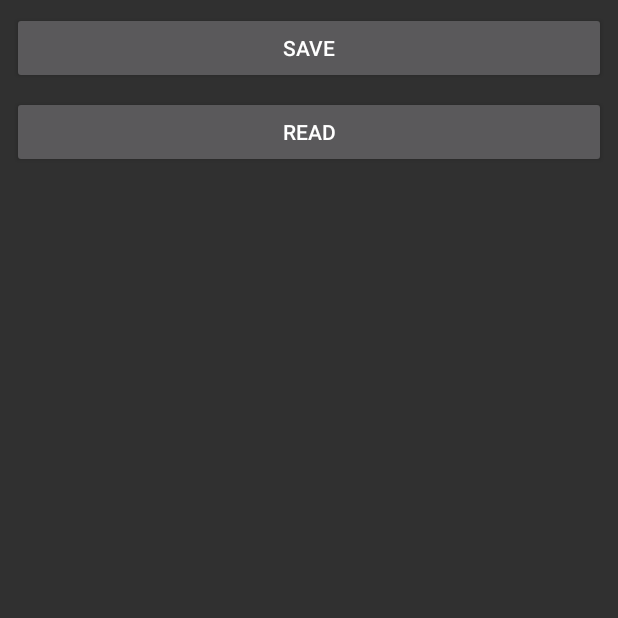
After one commit to fylder/Book, an Android app: the UserActivity screen opened directly, with no data from a screen before it, on a phone screen of 412 x 824 dp, the top half of it. The commit adds this screen. Run offline under Robolectric (Android 15) with nearby library versions, the phone set to English and light mode, and no system bars; libraries missing offline, so code that uses them is left out: com.alibaba.android, com.orhanobut.logger, com.tbruyelle.rxpermissions2; pictures from the network do not load.

Commit message:
update something

```diff
--- a/app/src/main/java/fylder/book/demo/MainActivity.kt
+++ b/app/src/main/java/fylder/book/demo/MainActivity.kt
@@ -17,6 +17,9 @@ class MainActivity : AppCompatActivity() {
         button.setOnClickListener {
             ARouter.getInstance().build(RouterConfig.APP_BOOK).navigation(this)
         }
+        main_user.setOnClickListener {
+            ARouter.getInstance().build(RouterConfig.USER_USER).navigation(this)
+        }
     }
 
 }
--- a/build.gradle
+++ b/build.gradle
@@ -1,7 +1,7 @@
 // Top-level build file where you can add configuration options common to all sub-projects/modules.
 
 buildscript {
-    ext.kotlin_version = '1.3.21'
+    ext.kotlin_version = '1.3.50'
 
     repositories {
         google()
@@ -9,7 +9,7 @@ buildscript {
         maven { url 'https://jitpack.io' }
     }
     dependencies {
-        classpath 'com.android.tools.build:gradle:3.3.2'
+        classpath 'com.android.tools.build:gradle:3.5.0'
         classpath "org.jetbrains.kotlin:kotlin-gradle-plugin:$kotlin_version"
         classpath "com.jakewharton:butterknife-gradle-plugin:10.1.0"
         classpath 'org.greenrobot:greendao-gradle-plugin:3.2.2'
--- a/component/user/build.gradle
+++ b/component/user/build.gradle
@@ -37,5 +37,6 @@ dependencies {
     implementation fileTree(dir: 'libs', include: ['*.jar'])
     implementation "org.jetbrains.kotlin:kotlin-stdlib-jdk7:$kotlin_version"
 
+    implementation 'com.android.support.constraint:constraint-layout:1.1.3'
     kapt rootProject.ext.dependencies["arouter_compiler"]
 }
--- a/component/user/src/main/AndroidManifest.xml
+++ b/component/user/src/main/AndroidManifest.xml
@@ -3,6 +3,8 @@
           package="fylder.book.user">
 
     <application>
+        <activity android:name=".UserActivity">
+        </activity>
         <activity android:name=".LoginActivity">
         </activity>
     </application>
--- /dev/null
+++ b/component/user/src/main/res/layout/activity_user.xml
@@ -0,0 +1,42 @@
+<?xml version="1.0" encoding="utf-8"?>
+<android.support.constraint.ConstraintLayout xmlns:android="http://schemas.android.com/apk/res/android"
+    xmlns:app="http://schemas.android.com/apk/res-auto"
+    xmlns:tools="http://schemas.android.com/tools"
+    android:layout_width="match_parent"
+    android:layout_height="match_parent"
+    tools:context=".UserActivity">
+
+
+    <Button
+        android:id="@+id/user_save"
+        android:layout_width="match_parent"
+        android:layout_height="wrap_content"
+        android:layout_marginStart="8dp"
+        android:layout_marginTop="8dp"
+        android:layout_marginEnd="8dp"
+        android:text="save"
+        app:layout_constraintEnd_toEndOf="parent"
+        app:layout_constraintStart_toStartOf="parent"
+        app:layout_constraintTop_toTopOf="parent" />
+
+    <Button
+        android:id="@+id/user_read"
+        android:layout_width="match_parent"
+        android:layout_height="wrap_content"
+        android:layout_marginStart="8dp"
+        android:layout_marginTop="8dp"
+        android:layout_marginEnd="8dp"
+        android:text="read"
+        app:layout_constraintEnd_toEndOf="parent"
+        app:layout_constraintStart_toStartOf="parent"
+        app:layout_constraintTop_toBottomOf="@+id/user_save" />
+
+    <ImageView
+        android:id="@+id/user_img"
+        android:layout_width="match_parent"
+        android:layout_height="300dp"
+        android:layout_marginTop="88dp"
+        app:layout_constraintEnd_toEndOf="parent"
+        app:layout_constraintStart_toStartOf="parent"
+        app:layout_constraintTop_toBottomOf="@+id/user_read" />
+</android.support.constraint.ConstraintLayout>
--- a/config.gradle
+++ b/config.gradle
@@ -15,7 +15,7 @@ ext {
             constraintLayout        : "1.1.3",
             retrofitSdkVersion      : "2.5.0",
             dagger2SdkVersion       : "2.21",
-            glideSdkVersion         : "4.8.0",
+            glideSdkVersion         : "4.9.0",
             butterknifeSdkVersion   : "8.8.1",
             rxlifecycleSdkVersion   : "1.0",
             rxjavaVersion           : "2.2.7",
--- a/lib/libapp/build.gradle
+++ b/lib/libapp/build.gradle
@@ -54,6 +54,7 @@ dependencies {
     api rootProject.ext.dependencies["rxlifecycle2_components"]
     api rootProject.ext.dependencies["rxlifecycle2_android_lifecycle"]
     api rootProject.ext.dependencies["rxpermissions2"]
+    api rootProject.ext.dependencies["glide"]
     //http
     api rootProject.ext.dependencies["retrofit"]
     api rootProject.ext.dependencies["retrofit_converter_gson"]
@@ -62,7 +63,6 @@ dependencies {
     implementation rootProject.ext.dependencies["logging_interceptor"]
     //dagger
     api rootProject.ext.dependencies["dagger2"]
-    api 'com.android.support.constraint:constraint-layout:1.1.3'
     kapt rootProject.ext.dependencies["dagger2-compiler"]
     implementation rootProject.ext.dependencies["greendao"]
     api rootProject.ext.dependencies["logger"]
--- a/lib/libapp/src/main/java/fylder/book/lib/base/BaseActivity.kt
+++ b/lib/libapp/src/main/java/fylder/book/lib/base/BaseActivity.kt
@@ -69,7 +69,9 @@ abstract class BaseActivity<P : BasePresenter<out BaseView>> : RxAppCompatActivi
 
     override fun onDestroy() {
         super.onDestroy()
-        mPresenter.detachView()
+        if (mPresenter != null) {
+            mPresenter.detachView()
+        }
     }
 
     fun baseShowLoading() {
--- a/lib/libapp/src/main/java/fylder/book/lib/config/router/RouterConfig.kt
+++ b/lib/libapp/src/main/java/fylder/book/lib/config/router/RouterConfig.kt
@@ -24,5 +24,6 @@ object RouterConfig {
 
     //user
     const val USER_LOGIN = "/$GROUP_USER/login"
+    const val USER_USER = "/$GROUP_USER/user"
 
 }
--- /dev/null
+++ b/lib/libapp/src/main/res/drawable/ic_icecream.xml
@@ -0,0 +1,53 @@
+<vector android:height="24dp" android:viewportHeight="1024"
+    android:viewportWidth="1024" android:width="24dp" xmlns:android="http://schemas.android.com/apk/res/android">
+    <path android:fillColor="#FFFFFF" android:pathData="M775.3,327c0,27.3 -9.5,52.3 -25.4,71.9l-24.6,-24.6 -25,25h-77.9c-0.9,-14.7 -6.8,-28 -16,-38.3 47.3,-31.4 78.9,-84.9 79.8,-145.8 51,11.5 89.1,57.2 89.1,111.8z"/>
+    <path android:fillColor="#FFFFFF" android:pathData="M725.2,374.3l24.6,24.6c-9.1,11.2 -20.1,20.7 -32.8,27.9l9.2,-27.5h-26l25,-25z"/>
+    <path android:fillColor="#FFFFFF" android:pathData="M726.2,399.2l-9.2,27.5c-16.7,9.4 -35.9,14.8 -56.4,14.8h-2.7l42.3,-42.3h26z"/>
+    <path android:fillColor="#1076BB" android:pathData="M717,426.7l-21,63.2 -43.2,-43.2 5.3,-5.3h2.7c20.4,0.1 39.7,-5.2 56.2,-14.7z"/>
+    <path android:fillColor="#FFFFFF" android:pathData="M700.2,399.2l-42.3,42.2c-3.8,-0.1 -7.6,-0.3 -11.2,-0.8l-25.4,-25.4c0.8,-3.9 1.1,-7.8 1.1,-12 0,-1.3 -0.1,-2.7 -0.1,-4h77.9z"/>
+    <path android:fillColor="#88D6F7" android:pathData="M652.8,446.7l43.2,43.2 -29.4,87.8 -13.8,13.9 -72.5,-72.5z"/>
+    <path android:fillColor="#FFFFFF" android:pathData="M686.1,212.3v2.8c-8.2,-1.8 -16.7,-2.8 -25.4,-2.8 -27.3,0 -52.4,9.5 -71.9,25.4l-8.4,-8.4 -72.5,72.5 -96.6,-96.6 -14.7,14.8c-12.9,-5 -26.7,-7.7 -41.4,-7.7 -8.7,0 -17.2,1 -25.4,2.9v-2.9C329.8,113.8 409.5,34 508,34c98.4,0 178.1,79.8 178.1,178.3z"/>
+    <path android:fillColor="#FFFFFF" android:pathData="M660.7,212.3c8.7,0 17.2,1 25.4,2.8 -0.9,60.9 -32.4,114.4 -79.8,145.8 -2,-2.2 -4.1,-4.4 -6.5,-6.3l52.9,-52.9 -64,-64c19.7,-15.9 44.7,-25.4 72,-25.4z"/>
+    <path android:fillColor="#88D6F7" android:pathData="M652.8,591.6l6.8,6.8 -36.2,108.7 -43.1,-43.1z"/>
+    <path android:fillColor="#1076BB" android:pathData="M646.8,440.7l6,6 -72.4,72.4 -72.4,-72.4 2.3,-2.3c11.6,13.9 29.1,22.6 48.6,22.6 24.7,0 46.2,-14.1 56.6,-34.7 9.8,4.1 20.3,7 31.3,8.4z"/>
+    <path android:fillColor="#88D6F7" android:pathData="M507.87,591.54l72.41,-72.41 72.41,72.41 -72.41,72.41z"/>
+    <path android:fillColor="#FFFFFF" android:pathData="M652.8,301.8l-52.9,52.9c-11.1,-9.4 -25.4,-15.1 -41.1,-15.1 -4,0 -8.1,0.3 -11.9,1.1 -0.6,-4.6 -0.9,-9.2 -0.9,-13.9 0,-36 16.6,-68.1 42.6,-89.2l64.2,64.2zM621.4,415.3l25.4,25.4c-11,-1.3 -21.5,-4.3 -31.2,-8.4 2.6,-5.3 4.6,-11 5.8,-17z"/>
+    <path android:fillColor="#88D6F7" android:pathData="M580.3,664l43.1,43.1 -6.3,18.9 -23.2,69.3 -13.6,13.5 -72.4,-72.4z"/>
+    <path android:fillColor="#FFFFFF" android:pathData="M622.4,399.2c0.1,1.3 0.1,2.7 0.1,4 0,4 -0.4,8.1 -1.1,12l-16,-16h17zM622.4,399.2h-17L581.1,375c8.8,-4 17.2,-8.6 25.3,-14 9.1,10.3 15.1,23.6 16,38.2z"/>
+    <path android:fillColor="#FFFFFF" android:pathData="M605.4,399.2l16,16c-1.1,6 -3.1,11.7 -5.8,17 -17.1,-7.4 -32.1,-18.8 -43.6,-33h33.4zM599.9,354.7c2.3,1.9 4.5,4 6.5,6.3 -8.1,5.4 -16.4,10 -25.3,14l-0.7,-0.7 19.5,-19.6z"/>
+    <path android:fillColor="#FFFFFF" android:pathData="M615.5,432.3C605,452.9 583.6,467 558.9,467c-19.5,0 -36.9,-8.7 -48.6,-22.6l45.1,-45.1h16.3c11.7,14.2 26.7,25.6 43.8,33zM605.4,399.2h-33.6c-2.5,-3 -4.8,-6.3 -6.9,-9.5l13.7,-13.7c0.8,-0.3 1.7,-0.8 2.5,-1.1l24.3,24.3zM599.9,354.7l-19.6,19.6 -33.3,-33.5v-0.1c3.8,-0.8 7.8,-1.1 11.9,-1.1 15.6,0 29.9,5.7 41,15.1z"/>
+    <path android:fillColor="#FFFFFF" android:pathData="M580.3,229.4l8.4,8.4c-26,21 -42.6,53.2 -42.6,89.2 0,4.7 0.3,9.3 0.9,13.9h-0.1L508,301.8l72.3,-72.4z"/>
+    <path android:fillColor="#88D6F7" android:pathData="M580.3,808.8l6.8,6.8 -36.2,108.7 -43,-43z"/>
+    <path android:fillColor="#FFFFFF" android:pathData="M546.9,340.8l33.3,33.5 -1.8,1.8c-5.8,2.6 -11.9,4.7 -18,6.6 -7,-12.7 -11.7,-26.9 -13.5,-41.9z"/>
+    <path android:fillColor="#88D6F7" android:pathData="M507.9,446.7l72.4,72.4 -72.4,72.5 -72.4,-72.5zM435.4,664.02l72.41,-72.41 72.41,72.41 -72.41,72.41zM507.9,736.4l72.4,72.4 -72.4,72.5 -72.4,-72.5z"/>
+    <path android:fillColor="#FFFFFF" android:pathData="M578.6,376L565,389.6c-1.6,-2.2 -2.9,-4.6 -4.3,-7 6.1,-1.8 12,-4.1 17.9,-6.6zM571.8,399.2h-16.4l9.5,-9.5c2.1,3.3 4.4,6.5 6.9,9.5zM564.8,389.7l-9.5,9.5h-34.9c-0.2,-3.1 -0.6,-6 -1.2,-9.1 14.3,-0.9 28.1,-3.5 41.3,-7.5 1.4,2.4 2.8,4.8 4.3,7.1zM555.3,399.2l-45.1,45.1c-0.8,-0.9 -1.6,-1.9 -2.3,-2.9 7.9,-10.6 12.8,-23.8 12.8,-38.2 0,-1.3 -0.1,-2.7 -0.1,-4h34.7z"/>
+    <path android:fillColor="#88D6F7" android:pathData="M507.9,881.3l43,43 -14.2,42.4c-9.2,27.6 -48.3,27.6 -57.6,0l-14.2,-42.4 43,-43z"/>
+    <path android:fillColor="#FFFFFF" android:pathData="M546.9,340.8c1.8,15 6.5,29.2 13.7,41.8 -13.2,4 -27,6.6 -41.3,7.5 -1.9,-9.3 -5.9,-17.8 -11.4,-25.1 9.4,-12.3 23.2,-21.3 39,-24.2z"/>
+    <path android:fillColor="#FFFFFF" android:pathData="M507.9,301.8l38.9,38.9c-15.9,3 -29.7,11.9 -38.9,24.3 -9.3,-12.4 -23.2,-21.4 -38.9,-24.3l38.9,-38.9zM520.5,399.2c0.1,1.3 0.1,2.7 0.1,4 0,14.3 -4.7,27.5 -12.8,38.2 -7.9,-10.6 -12.8,-23.8 -12.8,-38.2 0,-1.3 0.1,-2.7 0.1,-4h25.4zM520.5,399.2h-25.2c0.2,-3.1 0.6,-6 1.2,-9.1a216.86,216.86 0,0 0,22.8 0c0.6,3 1,6 1.2,9.1z"/>
+    <path android:fillColor="#FFFFFF" android:pathData="M519.3,390.2a216.86,216.86 0,0 1,-22.8 0c1.9,-9.3 5.9,-17.8 11.4,-25.1 5.5,7.3 9.5,15.8 11.4,25.1zM411.3,205.2l96.6,96.6 -38.9,38.9h-0.1c0.6,-4.6 0.9,-9.2 0.9,-13.9 0,-48.7 -30.3,-90.3 -73.2,-106.9l14.7,-14.7z"/>
+    <path android:fillColor="#1076BB" android:pathData="M505.7,444.3l2.2,2.3 -72.4,72.4 -72.4,-72.4 6,-6c11,-1.3 21.5,-4.3 31.2,-8.4 10.5,20.6 31.9,34.7 56.6,34.7 19.6,0 37,-8.7 48.8,-22.6z"/>
+    <path android:fillColor="#88D6F7" android:pathData="M435.5,519.1l72.4,72.5 -72.4,72.4 -72.5,-72.5zM507.9,736.4l-72.4,72.4 -13.7,-13.5 -23,-69.3 -6.4,-18.9 43.1,-43.1zM507.9,881.3l-43,43 -36.2,-108.7 6.8,-6.8z"/>
+    <path android:fillColor="#FFFFFF" android:pathData="M507.9,441.5c-0.8,1 -1.5,1.9 -2.2,2.9l-45.1,-45.1h34.8c-0.1,1.3 -0.1,2.7 -0.1,4 -0.2,14.3 4.6,27.6 12.6,38.2z"/>
+    <path android:fillColor="#FFFFFF" android:pathData="M460.5,399.2l45.1,45.1c-11.6,13.9 -29.1,22.6 -48.7,22.6 -24.7,0 -46.2,-14.1 -56.6,-34.7 17.1,-7.4 32.1,-18.8 43.6,-33h16.6zM469,340.7c15.9,3 29.7,11.9 38.9,24.3 -5.5,7.3 -9.4,15.8 -11.4,25.1 -14.3,-0.9 -28.1,-3.5 -41.3,-7.5 7.2,-12.6 11.9,-26.8 13.8,-41.9z"/>
+    <path android:fillColor="#FFFFFF" android:pathData="M496.5,390.2c-0.7,2.9 -1,5.9 -1.2,9.1h-34.8l-9.5,-9.5c1.5,-2.2 2.9,-4.6 4.3,-7 13.1,3.9 27,6.5 41.2,7.4zM469.7,327c0,4.7 -0.3,9.3 -0.9,13.9 -3.8,-0.8 -7.8,-1.1 -11.9,-1.1 -15.7,0 -30,5.7 -41.1,15L344.2,283c-1.1,-2.5 -2.1,-5 -3,-7.5l55.4,-55.4c42.7,16.6 73.1,58.1 73.1,106.9z"/>
+    <path android:fillColor="#FFFFFF" android:pathData="M468.8,340.7c0,0.1 0,0.1 0,0l-33.3,33.5 -19.6,-19.6c11.1,-9.4 25.4,-15 41.1,-15 4,0 8,0.5 11.8,1.1zM435.5,374.2l33.3,-33.3c-1.8,15 -6.5,29.1 -13.7,41.8 -6.2,-1.9 -12.1,-4.1 -18,-6.6l-1.6,-1.9zM460.5,399.2H444c2.5,-3 4.8,-6.3 6.9,-9.5l9.6,9.5z"/>
+    <path android:fillColor="#FFFFFF" android:pathData="M455.3,382.7c-1.3,2.3 -2.8,4.7 -4.3,7L437.3,376c5.8,2.5 11.8,4.8 18,6.7z"/>
+    <path android:fillColor="#FFFFFF" android:pathData="M437.3,376l13.7,13.7c-2.1,3.2 -4.5,6.5 -6.9,9.5h-33.5l24.3,-24.3c0.7,0.4 1.5,0.7 2.4,1.1zM410.5,399.2H444c-11.6,14.2 -26.5,25.6 -43.6,33 -2.8,-5.3 -4.7,-11 -5.8,-17l15.9,-16z"/>
+    <path android:fillColor="#FFFFFF" android:pathData="M435.5,374.2l-0.7,0.8c-8.8,-4 -17.2,-8.7 -25.3,-14 2,-2.2 4.1,-4.4 6.5,-6.3l19.5,19.5z"/>
+    <path android:fillColor="#88D6F7" android:pathData="M435.5,519.1L363,591.5l-13.8,-13.8 -29.3,-87.8 43.1,-43.2zM435.5,664l-43.1,43.1 -36.2,-108.7 6.8,-6.9z"/>
+    <path android:fillColor="#FFFFFF" android:pathData="M434.7,375l-24.3,24.3h-17c0.9,-14.7 6.8,-28 16,-38.3 8.1,5.2 16.6,9.9 25.3,14zM344.2,283l71.7,71.7c-2.2,1.9 -4.5,4 -6.5,6.3 -28.5,-19 -51.4,-46.1 -65.2,-78z"/>
+    <path android:fillColor="#FFFFFF" android:pathData="M410.5,399.2l-16,16c-0.8,-3.9 -1.1,-7.8 -1.1,-12 0,-1.3 0.1,-2.7 0.1,-4h17zM396.6,220l-55.4,55.4c-7,-18.8 -11.1,-39.1 -11.4,-60.2 8.2,-1.9 16.7,-2.9 25.4,-2.9 14.5,0 28.5,2.8 41.4,7.7zM394.4,415.3c1.1,6 3.1,11.7 5.8,17 -9.7,4.1 -20.3,7 -31.2,8.4l25.4,-25.4z"/>
+    <path android:fillColor="#FFFFFF" android:pathData="M394.4,415.3L369,440.7c-3.7,0.4 -7.4,0.8 -11.2,0.8l-42.3,-42.3h77.9c-0.1,1.3 -0.1,2.7 -0.1,4 0,4.2 0.5,8.1 1.1,12.1z"/>
+    <path android:fillColor="#FFFFFF" android:pathData="M409.4,361c-9.2,10.3 -15.1,23.6 -16,38.3h-77.9l-49.1,-49.1 -18.2,18.2c-5,-12.9 -7.7,-26.7 -7.7,-41.4 0,-54.6 38.2,-100.1 89.2,-111.8 0.3,21.1 4.4,41.5 11.4,60.2l-2.2,2.2 5.3,5.3c13.8,32 36.7,59.1 65.2,78.1z"/>
+    <path android:fillColor="#1076BB" android:pathData="M363,446.7l-43.2,43.2 -21,-63.2c16.7,9.4 35.9,14.8 56.4,14.8h2.8l5,5.2z"/>
+    <path android:fillColor="#FFFFFF" android:pathData="M357.8,441.4H355c-20.5,0 -39.7,-5.4 -56.4,-14.8l-9.2,-27.4h26.1l42.3,42.2zM344.2,283l-5.3,-5.3 2.2,-2.2c1,2.5 2,5 3.1,7.5z"/>
+    <path android:fillColor="#FFFFFF" android:pathData="M315.7,399.2h-26.1l9.2,27.4c-22.9,-13 -41,-33.6 -50.5,-58.4l18.2,-18.2 49.2,49.2z"/>
+    <path android:fillColor="#1076BB" android:pathData="M329.6,220.8c-3.1,0 -5.6,-2.5 -5.6,-5.6v-2.9c0,-101.4 82.5,-183.8 183.8,-183.8S691.6,111 691.6,212.3v2.8c0,3.1 -2.5,5.6 -5.6,5.6 -3.1,0 -5.6,-2.5 -5.6,-5.6v-2.8c0,-95.2 -77.5,-172.7 -172.7,-172.7 -95.2,0 -172.7,77.5 -172.7,172.7v2.9c0.2,3.1 -2.3,5.6 -5.4,5.6z"/>
+    <path android:fillColor="#1076BB" android:pathData="M358,447h-2.8c-20.7,0 -41.2,-5.4 -59.1,-15.5 -24.3,-13.7 -43.1,-35.5 -52.9,-61.3 -5.4,-13.7 -8.1,-28.3 -8.1,-43.4 0,-27.4 9.5,-54.3 26.7,-75.5 16.9,-20.9 40.7,-35.7 66.8,-41.7 3,-0.7 6,1.2 6.7,4.2 0.7,3 -1.2,6 -4.2,6.7 -23.7,5.4 -45.2,18.8 -60.6,37.8 -15.8,19.6 -24.2,43.3 -24.2,68.5 0,13.7 2.5,26.9 7.3,39.4 9,23.4 26,43.1 48,55.6 16.3,9.2 34.8,14 53.6,14h2.8c3.9,0 7.7,-0.4 10.5,-0.7 10.2,-1.2 20.2,-3.9 29.7,-8 2.8,-1.2 6.1,0.1 7.3,3 1.2,2.8 -0.1,6.1 -3,7.3 -10.5,4.5 -21.5,7.4 -32.7,8.8 -3.1,0.4 -7.4,0.8 -11.8,0.8zM660.7,447.1H657.8c-4.5,-0.1 -8.3,-0.4 -11.7,-0.8 -11.2,-1.4 -22.2,-4.3 -32.7,-8.8 -2.8,-1.2 -4.2,-4.5 -3,-7.3 1.2,-2.8 4.5,-4.2 7.3,-3 9.5,4.1 19.5,6.7 29.7,8 3,0.4 6.5,0.6 10.6,0.7h2.6c18.8,0 37.3,-4.9 53.6,-14 11.9,-6.7 22.4,-15.7 31.2,-26.5 15.8,-19.6 24.2,-43.2 24.2,-68.4 0,-24.9 -8.6,-49.2 -24.2,-68.5 -15.4,-19 -36.9,-32.4 -60.6,-37.8 -3,-0.7 -4.9,-3.7 -4.2,-6.7 0.7,-3 3.7,-4.9 6.7,-4.2 26.1,5.9 49.9,20.7 66.8,41.7 17.2,21.3 26.7,48.1 26.7,75.6 0,27.8 -9.2,53.9 -26.6,75.5 -9.7,11.9 -21.2,21.8 -34.4,29.2 -17.9,10 -38.3,15.3 -59.1,15.3z"/>
+    <path android:fillColor="#1076BB" android:pathData="M457,472.7c-26.2,0 -49.8,-14.5 -61.6,-37.8 -1.4,-2.8 -0.3,-6.1 2.5,-7.5 2.8,-1.4 6.1,-0.3 7.5,2.5 9.9,19.5 29.6,31.6 51.6,31.6 17.2,0 33.3,-7.5 44.3,-20.5 0.4,-0.5 0.7,-0.9 1,-1.3 0.4,-0.5 0.7,-1 1.1,-1.5 1.9,-2.4 5.4,-2.9 7.9,-1 2.4,1.9 2.9,5.4 1,7.9 -0.4,0.5 -0.7,0.9 -1.1,1.4L510,448c0,0.1 -0.1,0.1 -0.1,0.2 -13.1,15.5 -32.4,24.5 -52.9,24.5z"/>
+    <path android:fillColor="#1076BB" android:pathData="M558.9,472.5c-20.5,0 -39.7,-9 -52.8,-24.6 -0.9,-1 -1.7,-2.1 -2.5,-3.1 -1.9,-2.4 -1.5,-6 1,-7.9 2.4,-1.9 6,-1.5 7.8,1 0.8,1 1.5,1.9 2.1,2.7l0.1,0.1c11,13.1 27.1,20.6 44.3,20.6 21.9,0 41.7,-12.1 51.6,-31.6 1.4,-2.8 4.8,-3.8 7.5,-2.4 2.8,1.4 3.8,4.8 2.4,7.5 -11.8,23.3 -35.4,37.7 -61.5,37.7z"/>
+    <path android:fillColor="#1076BB" android:pathData="M508,993c-15.7,0 -29.1,-9.6 -34.1,-24.5L459.6,926l-36.3,-108.5L387,708.9l-36.3,-108.5 -36.3,-108.7 -21.1,-63.2c-1,-2.9 0.6,-6.1 3.5,-7.1s6.1,0.6 7.1,3.5l21.1,63.2 36.3,108.7 36.3,108.5 6.4,19 30,89.7 36.3,108.5 14.2,42.4c4.2,12.5 14.9,16.9 23.5,16.9s19.3,-4.4 23.5,-16.9l14.2,-42.4L581.9,814l6.8,-20.5 29.5,-88.2 36.3,-108.5 6.9,-20.7 29.3,-87.8 21.2,-63.1c1,-2.9 4.2,-4.5 7.1,-3.5 2.9,1 4.5,4.2 3.5,7.1l-21.1,63.1 -29.3,87.8 -6.9,20.7 -36.3,108.5 -36.4,108.6L556.3,926l-14.2,42.4c-5,15 -18.4,24.6 -34.1,24.6z"/>
+    <path android:fillColor="#1076BB" android:pathData="M319.9,495.5c-1.4,0 -2.9,-0.5 -4,-1.6 -2.2,-2.2 -2.2,-5.7 0,-7.9l49.1,-49.2c2.2,-2.2 5.7,-2.2 7.9,0s2.2,5.7 0,7.9l-6,6 -43.1,43.2c-1,1 -2.5,1.6 -3.9,1.6zM356.2,604c-1.4,0 -2.8,-0.5 -3.9,-1.6 -2.2,-2.2 -2.2,-5.7 -0.1,-7.9l6.8,-6.9 72.5,-72.4 74.7,-74.7c2.2,-2.2 5.7,-2.2 7.9,0s2.2,5.7 0,7.9L439.5,523 367,595.4l-6.8,6.9c-1.1,1.2 -2.6,1.7 -4,1.7zM392.4,712.7c-1.4,0 -2.9,-0.5 -4,-1.6 -2.2,-2.2 -2.2,-5.7 0,-7.9l115.5,-115.5 72.4,-72.5 72.5,-72.4 5.1,-5.2c2.2,-2.2 5.7,-2.2 7.9,-0.1 2.2,2.2 2.2,5.7 0.1,7.9l-5.1,5.3 -72.6,72.3 -72.4,72.5L396.4,711c-1.1,1.1 -2.6,1.7 -4,1.7zM428.7,821.2c-1.4,0 -2.9,-0.5 -4,-1.6 -2.2,-2.2 -2.2,-5.7 0,-7.9L576.3,660l72.5,-72.4 13.7,-13.9c2.2,-2.2 5.7,-2.2 7.9,0s2.2,5.7 0,7.9l-13.8,13.9 -72.4,72.5 -151.6,151.6c-1.1,1.1 -2.5,1.6 -3.9,1.6zM464.9,929.9c-1.4,0 -2.9,-0.5 -4,-1.6 -2.2,-2.2 -2.2,-5.7 0,-7.9l43,-43 72.4,-72.5 13.7,-13.6c2.2,-2.2 5.7,-2.2 7.9,0s2.2,5.7 0,7.9l-13.7,13.5 -72.4,72.5 -43,43c-1,1.1 -2.4,1.7 -3.9,1.7z"/>
+    <path android:fillColor="#1076BB" android:pathData="M550.9,929.9c-1.4,0 -2.9,-0.5 -4,-1.6l-43,-43 -72.4,-72.5 -13.6,-13.5c-2.2,-2.2 -2.2,-5.7 0,-7.9s5.7,-2.2 7.9,0l13.7,13.5 72.4,72.5 43,43c2.2,2.2 2.2,5.7 0,7.9 -1.2,1 -2.6,1.6 -4,1.6zM623.4,712.7c-1.4,0 -2.9,-0.5 -4,-1.6L503.9,595.6 431.5,523 359,450.7l-5.2,-5.3c-2.2,-2.2 -2.1,-5.8 0.1,-7.9 2.2,-2.2 5.7,-2.1 7.9,0.1l5.1,5.3 72.5,72.4 72.4,72.5 115.5,115.5c2.2,2.2 2.2,5.7 0,7.9 -1.1,0.9 -2.5,1.5 -3.9,1.5zM587.1,821.2c-1.4,0 -2.9,-0.5 -4,-1.6L345.3,581.7c-2.2,-2.2 -2.2,-5.7 0,-7.9s5.7,-2.2 7.9,0l237.9,237.9c2.2,2.2 2.2,5.7 0,7.9 -1.1,1.1 -2.6,1.6 -4,1.6zM696,495.5c-1.4,0 -2.9,-0.5 -4,-1.6l-49.2,-49.2c-2.2,-2.2 -2.2,-5.7 0,-7.9s5.7,-2.2 7.9,0l49.2,49.2c2.2,2.2 2.2,5.7 0,7.9 -1,1 -2.5,1.6 -3.9,1.6zM659.6,604c-1.4,0 -2.9,-0.5 -4,-1.6L503.9,450.7l-0.1,-0.1 -2.2,-2.3c-2.1,-2.2 -2,-5.8 0.2,-7.9 2.2,-2.1 5.8,-2 7.9,0.2l2.2,2.3 151.7,151.7c2.2,2.2 2.2,5.7 0,7.9 -1.1,1 -2.5,1.5 -4,1.5z"/>
+    <path android:fillColor="#1076BB" android:pathData="M339.7,284.4c-0.5,0 -1,-0.1 -1.5,-0.2 -3,-0.8 -4.7,-3.9 -3.9,-6.9 7.9,-27.9 27.6,-43.9 28.4,-44.6 2.4,-1.9 5.9,-1.5 7.9,0.9 1.9,2.4 1.5,5.9 -0.9,7.9 -0.3,0.2 -17.8,14.6 -24.6,38.9 -0.7,2.4 -2.9,4 -5.4,4zM586.3,163c-1.6,0 -3.3,-0.7 -4.4,-2.1 -0.2,-0.3 -14.6,-17.7 -39,-24.5 -3,-0.8 -4.7,-3.9 -3.9,-6.9 0.8,-3 3.9,-4.7 6.9,-3.9 28,7.9 44,27.5 44.7,28.3 1.9,2.4 1.6,5.9 -0.9,7.9 -0.9,0.8 -2.1,1.2 -3.4,1.2zM636.1,269.8l13.4,13.1c1.8,1.8 4.4,2.5 6.8,2l18.5,-3.6c6.2,-1.2 11.1,5.1 8.3,10.9l-8.4,16.8c-1.1,2.2 -1,4.9 0.1,7l9.1,16.4c3,5.5 -1.6,12.1 -7.7,11.2l-18.6,-2.8c-2.5,-0.3 -4.9,0.6 -6.7,2.3L638.1,357c-4.3,4.6 -12,2.3 -13.1,-3.9l-3.1,-18.5c-0.4,-2.5 -2,-4.6 -4.3,-5.6l-17,-7.9c-5.7,-2.7 -5.9,-10.7 -0.3,-13.7l16.7,-8.7c2.2,-1.1 3.7,-3.4 4,-5.8l2.2,-18.6c0.7,-6.2 8.3,-8.9 12.9,-4.5zM526.4,236.2l-0.7,13.2c-0.1,1.8 0.7,3.5 2.1,4.5l10.4,8.1c3.5,2.7 2.5,8.3 -1.9,9.4l-12.8,3.5c-1.7,0.4 -3,1.7 -3.7,3.4l-4.4,12.4c-1.5,4.1 -7,4.8 -9.5,1.1l-7.2,-11.1c-1,-1.5 -2.6,-2.3 -4.4,-2.5l-13.2,-0.3c-4.5,-0.1 -6.8,-5.3 -4,-8.7l8.3,-10.3c1.1,-1.3 1.5,-3.1 1,-4.9l-3.7,-12.6c-1.2,-4.3 2.9,-8.1 7,-6.5l12.3,4.7c1.7,0.7 3.5,0.4 4.9,-0.6l10.9,-7.5c3.9,-2.4 8.8,0.4 8.6,4.7z"/>
+</vector>
```
Also changed, not shown: app/src/main/res/layout/activity_main.xml (+18 -0 lines), component/user/src/main/java/fylder/book/user/UserActivity.kt (added, +112 -0 lines), component/user/src/main/java/fylder/book/user/tools/FileTools.kt (added, +123 -0 lines), lib/libapp/src/main/AndroidManifest.xml (+20 -1 lines), lib/libapp/src/main/java/fylder/book/lib/app/BaseApplication.kt (+12 -1 lines), lib/libapp/src/main/res/xml/file.xml (added, +13 -0 lines), gradle/wrapper/gradle-wrapper.properties.
